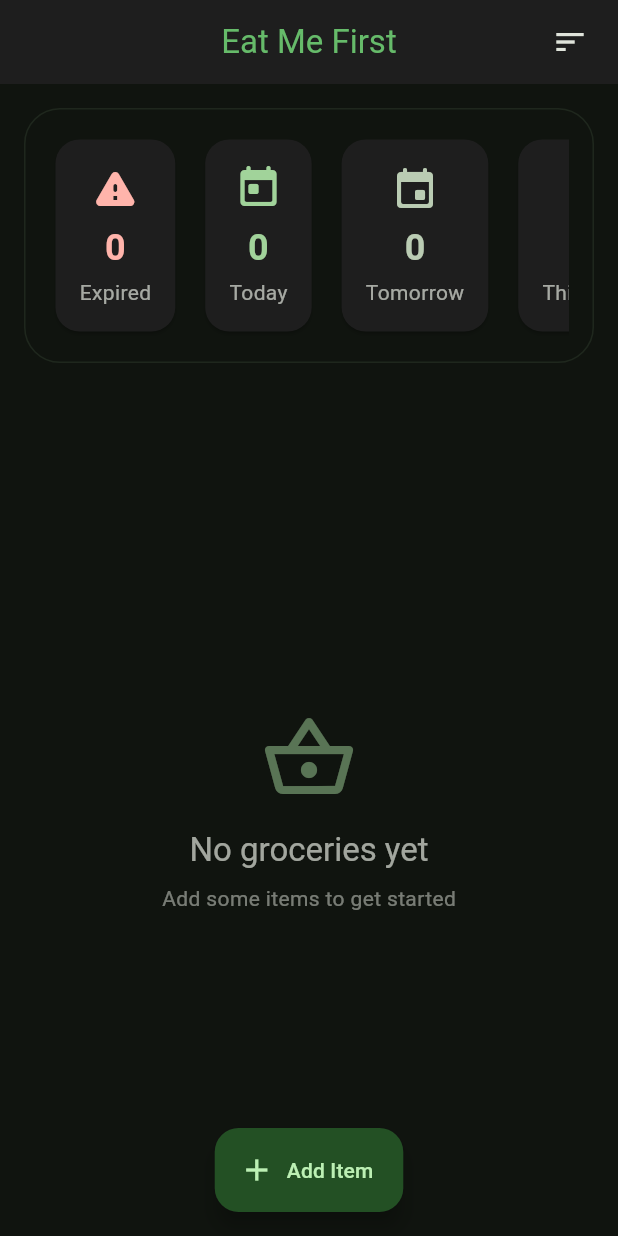
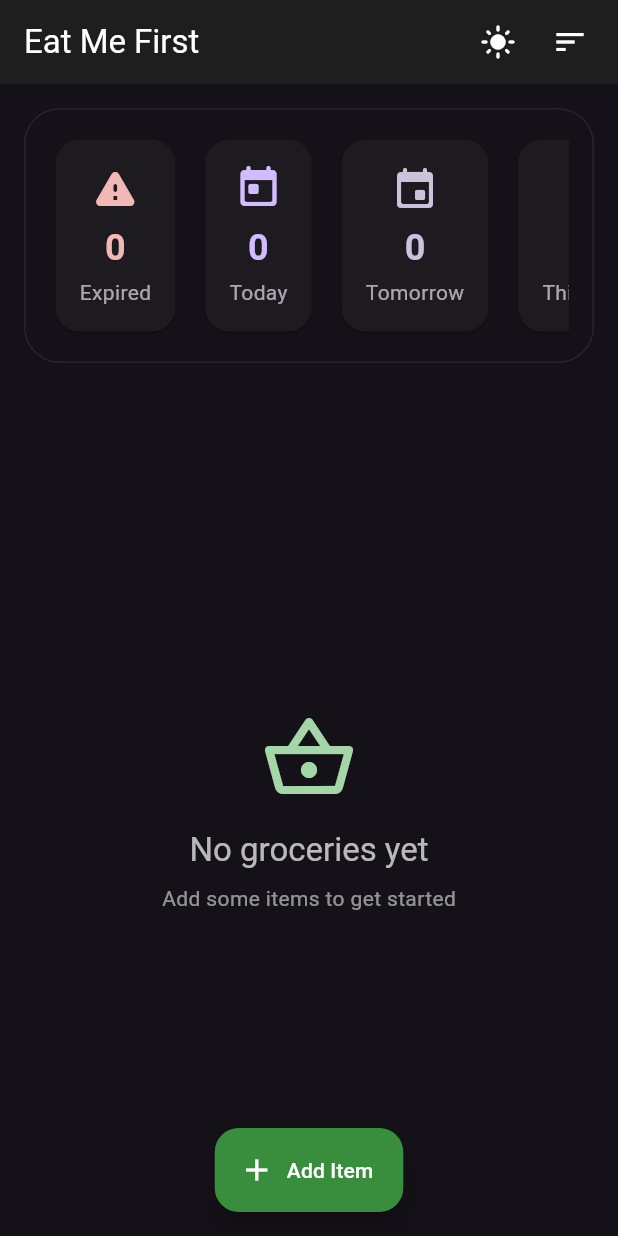
Before and after one commit to pknoetze/eat_me_first, a Flutter app: the screen it shows after launch, on a phone screen of 412 x 824 dp. Run offline on Flutter 3.47's test engine with Material 3 defaults, Android fonts, the phone set to English and light mode, and no system bars; our stand-ins replace hive, hive_flutter; accounts and stored records are empty.

Commit message:
UI Improvements: Enhanced theme system and mobile responsiveness
- Implemented light/dark theme switching
- Improved app bar colors in dark theme
- Redesigned add/update dialog for better mobile experience
- Updated empty state styling
- Added theme service for state management
- Enhanced overall color scheme and contrast

```diff
--- a/lib/main.dart
+++ b/lib/main.dart
@@ -1,14 +1,24 @@
 import 'package:flutter/material.dart';
 import 'package:hive_flutter/hive_flutter.dart';
+import 'package:provider/provider.dart';
+import 'models/grocery_item.dart';
 import 'screens/home_screen.dart';
-import 'models/grocery_item.dart';
 import 'screens/splash_screen.dart';
+import 'services/theme_service.dart';
+import 'theme/app_theme.dart';
 
 void main() async {
+  WidgetsFlutterBinding.ensureInitialized();
   await Hive.initFlutter();
   Hive.registerAdapter(GroceryItemAdapter());
   await Hive.openBox<GroceryItem>('groceries');
-  runApp(const MyApp());
+
+  runApp(
+    ChangeNotifierProvider(
+      create: (_) => ThemeService(),
+      child: const MyApp(),
+    ),
+  );
 }
 
 class MyApp extends StatelessWidget {
@@ -19,83 +29,11 @@ class MyApp extends StatelessWidget {
     return MaterialApp(
       title: 'Eat Me First',
       debugShowCheckedModeBanner: false,
-      themeMode: ThemeMode.dark,
-      darkTheme: ThemeData(
-        useMaterial3: true,
-        brightness: Brightness.dark,
-        colorScheme: ColorScheme.fromSeed(
-          seedColor: Colors.green,
-          brightness: Brightness.dark,
-        ),
-        scaffoldBackgroundColor: const Color(0xFF121212),
-        appBarTheme: AppBarTheme(
-          centerTitle: true,
-          elevation: 0,
-          backgroundColor: const Color(0xFF1E1E1E),
-          foregroundColor: Colors.green[400],
-        ),
-        cardTheme: CardTheme(
-          elevation: 4,
-          color: const Color(0xFF1E1E1E),
-          shape: RoundedRectangleBorder(
-            borderRadius: BorderRadius.circular(16),
-          ),
-        ),
-        inputDecorationTheme: InputDecorationTheme(
-          filled: true,
-          fillColor: const Color(0xFF2C2C2C),
-          border: OutlineInputBorder(
-            borderRadius: BorderRadius.circular(12),
-            borderSide: BorderSide.none,
-          ),
-          enabledBorder: OutlineInputBorder(
-            borderRadius: BorderRadius.circular(12),
-            borderSide: BorderSide.none,
-          ),
-          focusedBorder: OutlineInputBorder(
-            borderRadius: BorderRadius.circular(12),
-            borderSide: BorderSide(
-              color: Colors.green[400]!,
-              width: 2,
-            ),
-          ),
-          contentPadding: const EdgeInsets.symmetric(
-            horizontal: 16,
-            vertical: 16,
-          ),
-        ),
-        elevatedButtonTheme: ElevatedButtonThemeData(
-          style: ElevatedButton.styleFrom(
-            backgroundColor: Colors.green[400],
-            foregroundColor: Colors.black,
-            padding: const EdgeInsets.symmetric(
-              horizontal: 24,
-              vertical: 12,
-            ),
-            shape: RoundedRectangleBorder(
-              borderRadius: BorderRadius.circular(12),
-            ),
-          ),
-        ),
-        textButtonTheme: TextButtonThemeData(
-          style: TextButton.styleFrom(
-            foregroundColor: Colors.green[400],
-            padding: const EdgeInsets.symmetric(
-              horizontal: 16,
-              vertical: 8,
-            ),
-            shape: RoundedRectangleBorder(
-              borderRadius: BorderRadius.circular(12),
-            ),
-          ),
-        ),
-        dialogTheme: DialogTheme(
-          backgroundColor: const Color(0xFF1E1E1E),
-          shape: RoundedRectangleBorder(
-            borderRadius: BorderRadius.circular(16),
-          ),
-        ),
-      ),
+      theme: AppTheme.lightTheme,
+      darkTheme: AppTheme.darkTheme,
+      themeMode: context.watch<ThemeService>().isDarkMode
+          ? ThemeMode.dark
+          : ThemeMode.light,
       initialRoute: '/',
       routes: {
         '/': (context) => const SplashScreen(),
--- a/lib/screens/home_screen.dart
+++ b/lib/screens/home_screen.dart
@@ -1,12 +1,14 @@
 import 'package:flutter/material.dart';
+import 'package:provider/provider.dart';
 import '../models/grocery_item.dart';
 import '../models/dashboard_data.dart';
 import '../models/filter_option.dart';
 import '../models/sort_option.dart';
 import '../services/grocery_service.dart';
+import '../services/theme_service.dart';
+import '../widgets/add_grocery_dialog.dart';
 import '../widgets/dashboard_stats.dart';
 import '../widgets/grocery_list.dart';
-import '../widgets/add_grocery_dialog.dart';
 
 class HomeScreen extends StatefulWidget {
   const HomeScreen({super.key});
@@ -169,6 +171,15 @@ class _HomeScreenState extends State<HomeScreen> {
     _refreshData();
   }
 
+  void _showAddItemDialog(BuildContext context) {
+    showDialog(
+      context: context,
+      builder: (context) => AddGroceryDialog(
+        onAdd: _addItem,
+      ),
+    );
+  }
+
   @override
   Widget build(BuildContext context) {
     final isLargeScreen = MediaQuery.of(context).size.width > 600;
@@ -178,10 +189,20 @@ class _HomeScreenState extends State<HomeScreen> {
         title: const Text('Eat Me First'),
         elevation: 0,
         actions: [
+          IconButton(
+            icon: Icon(
+              context.watch<ThemeService>().isDarkMode
+                  ? Icons.light_mode
+                  : Icons.dark_mode,
+            ),
+            onPressed: () {
+              context.read<ThemeService>().toggleTheme();
+            },
+          ),
           PopupMenuButton<SortOption>(
-            icon: Icon(
+            icon: const Icon(
               Icons.sort,
-              color: Theme.of(context).colorScheme.onSurface,
+              color: Colors.white,
             ),
             tooltip: 'Sort items',
             initialValue: _currentSort,
@@ -215,12 +236,7 @@ class _HomeScreenState extends State<HomeScreen> {
       ),
       floatingActionButton: FloatingActionButton.extended(
         onPressed: () {
-          showDialog(
-            context: context,
-            builder: (context) => AddGroceryDialog(
-              onAdd: _addItem,
-            ),
-          );
+          _showAddItemDialog(context);
         },
         icon: const Icon(Icons.add),
         label: const Text('Add Item'),
--- /dev/null
+++ b/lib/services/theme_service.dart
@@ -0,0 +1,12 @@
+import 'package:flutter/material.dart';
+
+class ThemeService extends ChangeNotifier {
+  bool _isDarkMode = true;
+
+  bool get isDarkMode => _isDarkMode;
+
+  void toggleTheme() {
+    _isDarkMode = !_isDarkMode;
+    notifyListeners();
+  }
+}
--- /dev/null
+++ b/lib/theme/app_theme.dart
@@ -0,0 +1,85 @@
+import 'package:flutter/material.dart';
+
+class AppTheme {
+  // Define our blue colors
+  static const primaryBlue = Color(0xFF1A237E); // Dark blue
+  static const lightBlue = Color(0xFFE8EAF6); // Very light blue
+  static final mediumBlue = Color(0xFF3949AB); // Medium blue for interactive elements
+
+  static ThemeData get darkTheme {
+    const darkSurface = Color(0xFF1E1E1E);
+    const darkBackground = Color(0xFF121212);
+
+    return ThemeData(
+      brightness: Brightness.dark,
+      primaryColor: Colors.green,
+      scaffoldBackgroundColor: darkBackground,
+      cardColor: darkSurface,
+      appBarTheme: const AppBarTheme(
+        backgroundColor: darkSurface,
+        foregroundColor: Colors.white,
+        iconTheme: IconThemeData(
+          color: Colors.white,
+        ),
+        actionsIconTheme: IconThemeData(
+          color: Colors.white,
+        ),
+        elevation: 0,
+      ),
+      floatingActionButtonTheme: FloatingActionButtonThemeData(
+        backgroundColor: Colors.green[700],
+        foregroundColor: Colors.white,
+      ),
+      iconTheme: const IconThemeData(
+        color: Colors.white,
+      ),
+      textTheme: const TextTheme(
+        titleLarge: TextStyle(color: Colors.white),
+        bodyLarge: TextStyle(color: Colors.white),
+        bodyMedium: TextStyle(color: Colors.white70),
+      ),
+    );
+  }
+
+  static ThemeData get lightTheme {
+    return ThemeData(
+      brightness: Brightness.light,
+      primaryColor: primaryBlue,
+      scaffoldBackgroundColor: lightBlue,
+      cardColor: Colors.white,
+      appBarTheme: const AppBarTheme(
+        backgroundColor: primaryBlue,
+        foregroundColor: Colors.white,
+        iconTheme: IconThemeData(
+          color: Colors.white, // This ensures all icons in the AppBar are white
+        ),
+        actionsIconTheme: IconThemeData(
+          color: Colors.white, // This specifically targets the action icons
+        ),
+        elevation: 0,
+      ),
+      floatingActionButtonTheme: FloatingActionButtonThemeData(
+        backgroundColor: mediumBlue,
+        foregroundColor: Colors.white,
+      ),
+      iconTheme: IconThemeData(
+        color: mediumBlue,
+      ),
+      textTheme: TextTheme(
+        titleLarge: TextStyle(color: primaryBlue),
+        bodyLarge: TextStyle(color: primaryBlue),
+        bodyMedium: TextStyle(color: primaryBlue),
+      ),
+      inputDecorationTheme: InputDecorationTheme(
+        fillColor: Colors.white,
+        filled: true,
+        border: OutlineInputBorder(
+          borderSide: BorderSide(color: mediumBlue),
+        ),
+        focusedBorder: OutlineInputBorder(
+          borderSide: BorderSide(color: mediumBlue, width: 2),
+        ),
+      ),
+    );
+  }
+}
--- a/lib/widgets/dashboard_stats.dart
+++ b/lib/widgets/dashboard_stats.dart
@@ -133,7 +133,11 @@ class _StatCard extends StatelessWidget {
 
     return Card(
       elevation: isActive ? 4 : 1,
-      color: isActive ? color.withOpacity(0.1) : null,
+      color: isActive
+          ? Theme.of(context).brightness == Brightness.light
+              ? Colors.white
+              : color.withOpacity(0.1)
+          : null,
       shape: RoundedRectangleBorder(
         borderRadius: BorderRadius.circular(16),
         side: BorderSide(
--- a/lib/widgets/grocery_list.dart
+++ b/lib/widgets/grocery_list.dart
@@ -27,20 +27,26 @@ class GroceryList extends StatelessWidget {
             Icon(
               Icons.shopping_basket_outlined,
               size: 64,
-              color: Theme.of(context).colorScheme.primary.withOpacity(0.5),
+              color: Theme.of(context).brightness == Brightness.dark
+                  ? Colors.green[200]
+                  : Theme.of(context).colorScheme.primary.withOpacity(0.5),
             ),
             const SizedBox(height: 16),
             Text(
               'No groceries yet',
               style: Theme.of(context).textTheme.titleLarge?.copyWith(
-                    color: Theme.of(context).colorScheme.onSurface.withOpacity(0.7),
+                    color: Theme.of(context).brightness == Brightness.dark
+                        ? Colors.white70
+                        : Theme.of(context).colorScheme.onSurface.withOpacity(0.7),
                   ),
             ),
             const SizedBox(height: 8),
             Text(
               'Add some items to get started',
               style: Theme.of(context).textTheme.bodyMedium?.copyWith(
-                    color: Theme.of(context).colorScheme.onSurface.withOpacity(0.5),
+                    color: Theme.of(context).brightness == Brightness.dark
+                        ? Colors.white54
+                        : Theme.of(context).colorScheme.onSurface.withOpacity(0.5),
                   ),
             ),
           ],
--- a/pubspec.yaml
+++ b/pubspec.yaml
@@ -33,6 +33,7 @@ dependencies:
   cupertino_icons: ^1.0.8
   hive: ^2.2.3
   hive_flutter: ^1.1.0
+  provider: ^6.1.2
   uuid: ^4.3.3
   intl: ^0.19.0
 
```
Also changed, not shown: lib/widgets/add_grocery_dialog.dart (+99 -32 lines), pubspec.lock.
